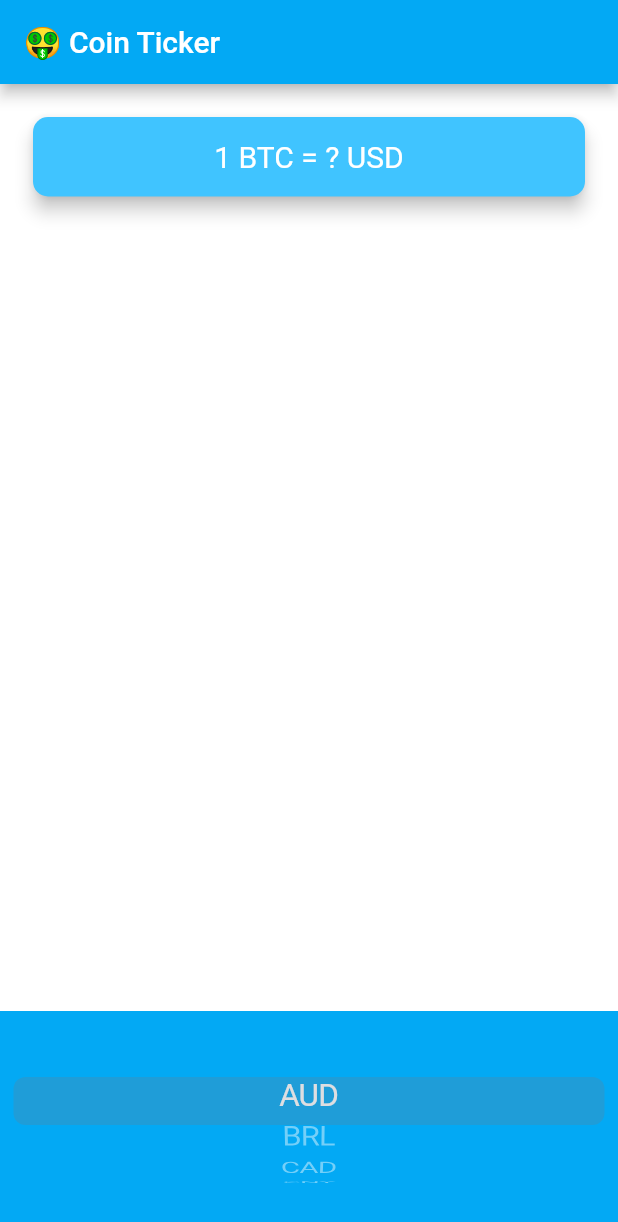
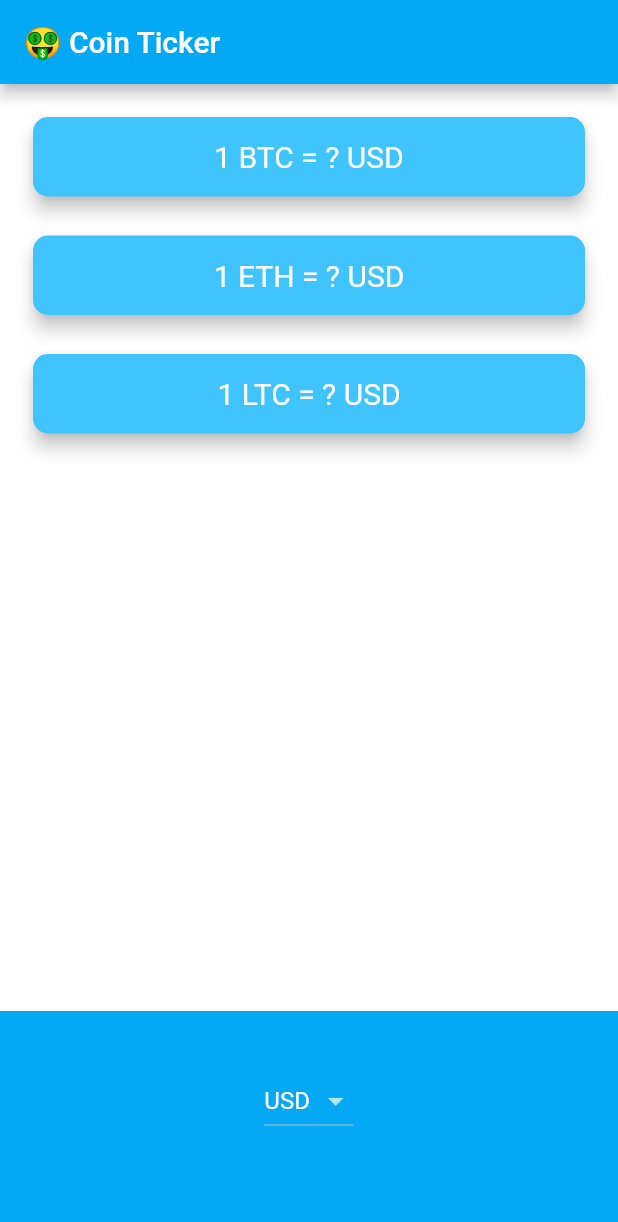
Before and after one commit to mohsinakmal/bitcoin_flutter_mojo, a Flutter app: the screen it shows after launch, on a phone screen of 412 x 824 dp. Shown: the top 1222 px of the screen. Run offline on Flutter 3.47's test engine with Material 2 defaults, Android fonts, the phone set to English and light mode, and no system bars.

Commit message:
2/6/2021

```diff
--- a/lib/price_screen.dart
+++ b/lib/price_screen.dart
@@ -1,6 +1,8 @@
 import 'package:flutter/material.dart';
 import 'coin_data.dart';
 import 'package:flutter/cupertino.dart';
+import 'dart:io' show Platform;
+
 class PriceScreen extends StatefulWidget {
   @override
   _PriceScreenState createState() => _PriceScreenState();
@@ -8,43 +10,54 @@ class PriceScreen extends StatefulWidget {
 
 class _PriceScreenState extends State<PriceScreen> {
 
-  List<DropdownMenuItem> getCurrency(){
-
-   List<DropdownMenuItem<String>> dropDownItems = [];
-
-    for(String currency in currenciesList){
-      //print(currency);
+  DropdownButton<String> androidPicker() {
+    List<DropdownMenuItem<String>> dropDownItems = [];
+    for (String currency in currenciesList) {
       var itemsList = DropdownMenuItem(
         child: Text(currency),
         value: currency,
       );
       dropDownItems.add(itemsList);
     }
-    return dropDownItems;
+    return DropdownButton<String>(
+      value: selectedCurrency,
+      items: dropDownItems,
+      onChanged: (value) {
+        setState(() {
+          selectedCurrency = value;
+        });
+      },
+    );
   }
 
-  List<Widget> getCupertinoItems(){
+  CupertinoPicker iosPicker(){
+    List<Text> cupertinoItems = [];
 
-    List<Widget> cupertinoItems = [];
-
-    for(String getCurrency in currenciesList){
+    for (String getCurrency in currenciesList) {
       var widgetList = Text(getCurrency);
       cupertinoItems.add(widgetList);
     }
-    return cupertinoItems;
+    return CupertinoPicker(
+     itemExtent: (32.0),
+     onSelectedItemChanged: (selectedIndex){
+       print(selectedIndex);
+     },
+     children: cupertinoItems,
+   );
   }
+
 
   String selectedCurrency = 'USD';
 
   @override
   Widget build(BuildContext context) {
-    getCurrency();
+    //getCurrency();
     return Scaffold(
       appBar: AppBar(
         title: Text('🤑 Coin Ticker'),
       ),
       body: Column(
-        mainAxisAlignment: MainAxisAlignment.spaceBetween,
+        //mainAxisAlignment: MainAxisAlignment.spaceBetween,
         crossAxisAlignment: CrossAxisAlignment.stretch,
         children: <Widget>[
           Padding(
@@ -68,17 +81,58 @@ class _PriceScreenState extends State<PriceScreen> {
               ),
             ),
           ),
-          Container(
-            height: 150.0,
-            alignment: Alignment.center,
-            padding: EdgeInsets.only(bottom: 30.0),
-            color: Colors.lightBlue,
-            child: CupertinoPicker(
-              itemExtent: 32.0,
-              onSelectedItemChanged: (selectedIndex){
-                print(selectedIndex);
-              },
-              children: getCupertinoItems(),
+          Padding(
+            padding: EdgeInsets.fromLTRB(18.0, 18.0, 18.0, 0),
+            child: Card(
+              color: Colors.lightBlueAccent,
+              elevation: 5.0,
+              shape: RoundedRectangleBorder(
+                borderRadius: BorderRadius.circular(10.0),
+              ),
+              child: Padding(
+                padding: EdgeInsets.symmetric(vertical: 15.0, horizontal: 28.0),
+                child: Text(
+                  '1 ETH = ? USD',
+                  textAlign: TextAlign.center,
+                  style: TextStyle(
+                    fontSize: 20.0,
+                    color: Colors.white,
+                  ),
+                ),
+              ),
+            ),
+          ),
+          Padding(
+            padding: EdgeInsets.fromLTRB(18.0, 18.0, 18.0, 0),
+            child: Card(
+              color: Colors.lightBlueAccent,
+              elevation: 5.0,
+              shape: RoundedRectangleBorder(
+                borderRadius: BorderRadius.circular(10.0),
+              ),
+              child: Padding(
+                padding: EdgeInsets.symmetric(vertical: 15.0, horizontal: 28.0),
+                child: Text(
+                  '1 LTC = ? USD',
+                  textAlign: TextAlign.center,
+                  style: TextStyle(
+                    fontSize: 20.0,
+                    color: Colors.white,
+                  ),
+                ),
+              ),
+            ),
+          ),
+          Expanded(
+            child: Align(
+              alignment: Alignment.bottomCenter,
+              child: Container(
+                height: 150.0,
+                alignment: Alignment.center,
+                padding: EdgeInsets.only(bottom: 30.0),
+                color: Colors.lightBlue,
+                child: Platform.isIOS ? iosPicker() : androidPicker(),
+              ),
             ),
           ),
         ],
@@ -86,15 +140,3 @@ class _PriceScreenState extends State<PriceScreen> {
     );
   }
 }
-
-// DropdownButton<String>
-// (
-// value: selectedCurrency,
-// items: getCurrency(),
-// onChanged: (value){
-// setState(() {
-// selectedCurrency = value;
-// });
-//
-// },
-// ),
--- a/pubspec.yaml
+++ b/pubspec.yaml
@@ -23,6 +23,7 @@ environment:
 dependencies:
   flutter:
     sdk: flutter
+  http: ^0.12.2
 
 
   # The following adds the Cupertino Icons font to your application.
@@ -38,6 +39,8 @@ dev_dependencies:
 
 # The following section is specific to Flutter.
 flutter:
+
+
 
   # The following line ensures that the Material Icons font is
   # included with your application, so that you can use the icons in
```
Also changed, not shown: pubspec.lock.
